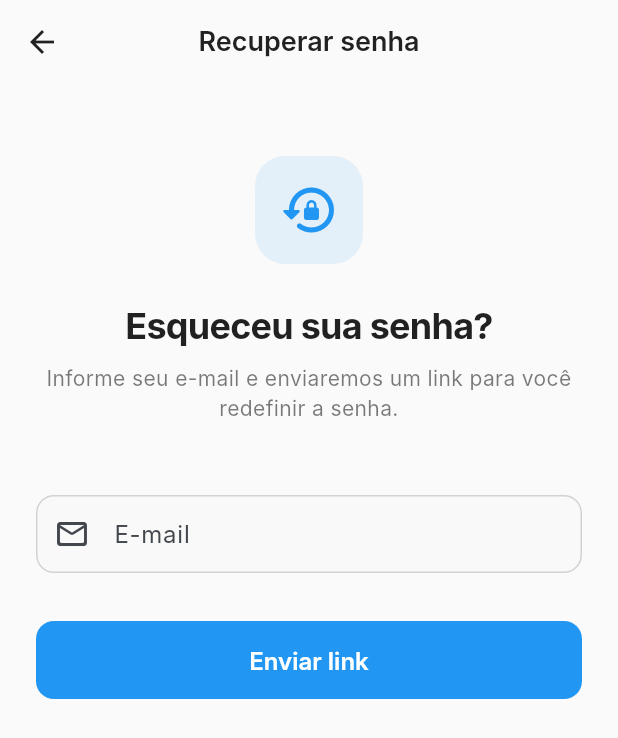
After one commit to red001-sys/Painel-afiliados, a Flutter app: the screen it shows after launch, after a tap on "Esqueceu sua senha?", on a phone screen of 412 x 824 dp. The commit adds this screen. Shown: the top 738 px of the screen. Run offline on Flutter 3.47's test engine with Material 3 defaults, Android fonts, the phone set to English and light mode, and no system bars; our stand-ins replace app_links, file_picker, fl_chart, flutter_riverpod, image_picker, share_plus and 3 more; accounts and stored records are empty; Roboto replaces fonts that are missing (Inter).

Commit message:
Add password recovery flow (email link via deep link)

```diff
--- a/lib/app.dart
+++ b/lib/app.dart
@@ -1,10 +1,12 @@
 import 'dart:async';
 
+import 'package:app_links/app_links.dart';
 import 'package:flutter/foundation.dart';
 import 'package:flutter/material.dart';
 import 'package:flutter_riverpod/flutter_riverpod.dart';
 import 'package:supabase_flutter/supabase_flutter.dart';
 
+import 'core/constants/app_config.dart';
 import 'core/routes/app_router.dart';
 import 'core/theme/app_theme.dart';
 import 'providers/admin_provider.dart';
@@ -25,6 +27,8 @@ class CJApp extends ConsumerStatefulWidget {
 
 class _CJAppState extends ConsumerState<CJApp> {
   late final StreamSubscription<AuthState> _authSubscription;
+  StreamSubscription<Uri>? _linkSubscription;
+  final _appLinks = AppLinks();
 
   @override
   void initState() {
@@ -52,14 +56,59 @@ class _CJAppState extends ConsumerState<CJApp> {
           debugPrint('[APP] signedIn');
         } else if (event == AuthChangeEvent.tokenRefreshed) {
           debugPrint('[APP] tokenRefreshed');
+        } else if (event == AuthChangeEvent.passwordRecovery) {
+          debugPrint('[APP] passwordRecovery → navigating to reset password');
+          if (mounted) {
+            Navigator.of(context).pushNamedAndRemoveUntil(
+              AppRouter.resetPassword,
+              (route) => false,
+            );
+          }
         }
       },
     );
+    _initDeepLinks();
+  }
+
+  Future<void> _initDeepLinks() async {
+    try {
+      final initialUri = await _appLinks.getInitialLink();
+      if (initialUri != null) {
+        debugPrint('[APP] Initial deep link: $initialUri');
+        _handleDeepLink(initialUri);
+      }
+      _linkSubscription = _appLinks.uriLinkStream.listen((uri) {
+        debugPrint('[APP] Deep link received: $uri');
+        _handleDeepLink(uri);
+      });
+    } catch (e) {
+      debugPrint('[APP] Deep link init error: $e');
+    }
+  }
+
+  void _handleDeepLink(Uri uri) async {
+    debugPrint('[APP] Deep link received: $uri');
+    try {
+      await Supabase.instance.client.auth.getSessionFromUrl(uri);
+      debugPrint('[APP] getSessionFromUrl OK');
+    } catch (e) {
+      debugPrint('[APP] getSessionFromUrl error (no auth tokens?): $e');
+    }
+    if (uri.scheme == AppConfig.passwordResetScheme) {
+      debugPrint('[APP] Password reset deep link detected');
+      if (mounted) {
+        Navigator.of(context).pushNamedAndRemoveUntil(
+          AppRouter.resetPassword,
+          (route) => false,
+        );
+      }
+    }
   }
 
   @override
   void dispose() {
     _authSubscription.cancel();
+    _linkSubscription?.cancel();
     super.dispose();
   }
 
--- a/lib/core/constants/app_config.dart
+++ b/lib/core/constants/app_config.dart
@@ -2,6 +2,15 @@ abstract final class AppConfig {
   static const String supabaseUrl = 'https://mrsddrnrngyqxaclcxmn.supabase.co';
 
   static const String supabaseAnonKey = 'eyJhbGciOiJIUzI1NiIsInR5cCI6IkpXVCJ9.eyJpc3MiOiJzdXBhYmFzZSIsInJlZiI6Im1yc2Rkcm5ybmd5cXhhY2xjeG1uIiwicm9sZSI6ImFub24iLCJpYXQiOjE3ODQxMTg3OTksImV4cCI6MjA5OTY5NDc5OX0.7n8p-JcFX93Sj28NshJVkLTGKc7QzaCy0mnP5QlAAOA';
+
+  /// Esquema de deep link usado no fluxo de recuperação de senha.
+  /// Precisa estar cadastrado em Supabase → Authentication → URL Configuration.
+  static const String passwordResetScheme = 'redstar';
+
+  static const String passwordResetHost = 'reset-password';
+
+  static String get passwordResetRedirectUrl =>
+      '$passwordResetScheme://$passwordResetHost';
 
   static void validate() {
     if (supabaseUrl.isEmpty) {
--- a/lib/core/routes/app_router.dart
+++ b/lib/core/routes/app_router.dart
@@ -4,6 +4,8 @@ import '../../screens/admin_shell/admin_shell_screen.dart';
 import '../../screens/admin/affiliate_detail/affiliate_detail_shell.dart';
 import '../../screens/dashboard/dashboard_screen.dart';
 import '../../screens/first_access/first_access_screen.dart';
+import '../../screens/forgot_password/forgot_password_screen.dart';
+import '../../screens/forgot_password/reset_password_screen.dart';
 import '../../screens/history/history_screen.dart';
 import '../../screens/login/login_screen.dart';
 import '../../screens/profile/profile_screen.dart';
@@ -13,6 +15,8 @@ abstract final class AppRouter {
   static const String splash = '/';
   static const String login = '/login';
   static const String firstAccess = '/first-access';
+  static const String forgotPassword = '/forgot-password';
+  static const String resetPassword = '/reset-password';
   static const String dashboard = '/dashboard';
   static const String history = '/history';
   static const String profile = '/profile';
@@ -27,6 +31,10 @@ abstract final class AppRouter {
         return _buildRoute(const LoginScreen(), settings);
       case firstAccess:
         return _buildRoute(const FirstAccessScreen(), settings);
+      case forgotPassword:
+        return _buildRoute(const ForgotPasswordScreen(), settings);
+      case resetPassword:
+        return _buildRoute(const ResetPasswordScreen(), settings);
       case dashboard:
         return _buildRoute(const DashboardScreen(), settings);
       case history:
--- a/lib/core/services/supabase_service.dart
+++ b/lib/core/services/supabase_service.dart
@@ -7,6 +7,7 @@ abstract final class SupabaseService {
     await Supabase.initialize(
       url: AppConfig.supabaseUrl,
       anonKey: AppConfig.supabaseAnonKey,
+      authFlowType: AuthFlowType.pkce,
     );
   }
 
--- /dev/null
+++ b/lib/screens/forgot_password/forgot_password_screen.dart
@@ -0,0 +1,159 @@
+import 'package:flutter/material.dart';
+import 'package:flutter_riverpod/flutter_riverpod.dart';
+
+import '../../core/constants/app_colors.dart';
+import '../../core/theme/app_theme.dart';
+import '../../providers/auth_provider.dart';
+
+class ForgotPasswordScreen extends ConsumerStatefulWidget {
+  const ForgotPasswordScreen({super.key});
+
+  @override
+  ConsumerState<ForgotPasswordScreen> createState() => _ForgotPasswordScreenState();
+}
+
+class _ForgotPasswordScreenState extends ConsumerState<ForgotPasswordScreen> {
+  final _emailController = TextEditingController();
+  final _formKey = GlobalKey<FormState>();
+
+  @override
+  void dispose() {
+    _emailController.dispose();
+    super.dispose();
+  }
+
+  void _handleSubmit() {
+    if (!_formKey.currentState!.validate()) return;
+    final email = _emailController.text.trim();
+    ref.read(passwordResetProvider.notifier).sendResetEmail(email);
+  }
+
+  @override
+  Widget build(BuildContext context) {
+    final colorScheme = Theme.of(context).colorScheme;
+    final state = ref.watch(passwordResetProvider);
+
+    ref.listen<PasswordResetState>(passwordResetProvider, (previous, next) {
+      if (next.error != null) {
+        ScaffoldMessenger.of(context).showSnackBar(
+          SnackBar(content: Text(next.error!), backgroundColor: AppColors.error),
+        );
+      }
+      if (next.success) {
+        ScaffoldMessenger.of(context).showSnackBar(
+          const SnackBar(
+            content: Text('Enviamos um link de redefinição para seu e-mail.'),
+            backgroundColor: AppColors.ecoGreen,
+          ),
+        );
+      }
+    });
+
+    return Scaffold(
+      appBar: AppBar(
+        title: const Text('Recuperar senha'),
+        centerTitle: true,
+      ),
+      body: SafeArea(
+        child: SingleChildScrollView(
+          padding: EdgeInsets.symmetric(horizontal: AppTheme.spacingLG),
+          child: Form(
+            key: _formKey,
+            child: Column(
+              crossAxisAlignment: CrossAxisAlignment.stretch,
+              children: [
+                SizedBox(height: AppTheme.spacingXXL),
+
+                Center(
+                  child: Container(
+                    width: 72,
+                    height: 72,
+                    decoration: BoxDecoration(
+                      color: AppColors.ecoGreen.withValues(alpha: 0.1),
+                      borderRadius: BorderRadius.circular(20),
+                    ),
+                    child: const Icon(
+                      Icons.lock_reset_rounded,
+                      size: 40,
+                      color: AppColors.ecoGreen,
+                    ),
+                  ),
+                ),
+                SizedBox(height: AppTheme.spacingLG),
+                Text(
+                  'Esqueceu sua senha?',
+                  textAlign: TextAlign.center,
+                  style: TextStyle(
+                    fontSize: 24,
+                    fontWeight: FontWeight.w700,
+                    color: colorScheme.onSurface,
+                    letterSpacing: -0.5,
+                  ),
+                ),
+                SizedBox(height: AppTheme.spacingSM),
+                Text(
+                  'Informe seu e-mail e enviaremos um link para você redefinir a senha.',
+                  textAlign: TextAlign.center,
+                  style: TextStyle(
+                    fontSize: 14,
+                    color: colorScheme.onSurface.withValues(alpha: 0.6),
+                  ),
+                ),
+                SizedBox(height: AppTheme.spacingXXL),
+
+                TextFormField(
+                  controller: _emailController,
+                  keyboardType: TextInputType.emailAddress,
+                  textInputAction: TextInputAction.done,
+                  enabled: !state.isLoading,
+                  onFieldSubmitted: (_) => _handleSubmit(),
+                  validator: (value) {
+                    if (value == null || value.trim().isEmpty) {
+                      return 'Informe seu email';
+                    }
+                    if (!value.contains('@')) return 'Email inválido';
+                    return null;
+                  },
+                  decoration: const InputDecoration(
+                    labelText: 'E-mail',
+                    hintText: 'seu@email.com',
+                    prefixIcon: Icon(Icons.mail_outline_rounded),
+                  ),
+                ),
+                SizedBox(height: AppTheme.spacingXL),
+
+                SizedBox(
+                  height: 52,
+                  child: ElevatedButton(
+                    onPressed: state.isLoading ? null : _handleSubmit,
+                    child: state.isLoading
+                        ? const SizedBox(
+                            width: 22,
+                            height: 22,
+                            child: CircularProgressIndicator(
+                              strokeWidth: 2.5,
+                              color: Colors.white,
+                            ),
+                          )
+                        : const Text('Enviar link'),
+                  ),
+                ),
+                SizedBox(height: AppTheme.spacingLG),
+
+                if (state.success)
+                  Text(
+                    'Verifique sua caixa de entrada (e o spam) e clique no link recebido.',
+                    textAlign: TextAlign.center,
+                    style: TextStyle(
+                      fontSize: 13,
+                      color: AppColors.ecoGreen,
+                    ),
+                  ),
+              ],
+            ),
+          ),
+        ),
+      ),
+    );
+  }
+}
--- a/lib/screens/login/login_screen.dart
+++ b/lib/screens/login/login_screen.dart
@@ -224,6 +224,15 @@ class _LoginScreenState extends ConsumerState<LoginScreen> {
               ),
               SizedBox(height: AppTheme.spacingMD),
 
+              // Forgot password
+              TextButton(
+                onPressed: loginState.isLoading
+                    ? null
+                    : () => Navigator.of(context).pushNamed(AppRouter.forgotPassword),
+                child: const Text('Esqueceu sua senha?'),
+              ),
+              SizedBox(height: AppTheme.spacingMD),
+
               // Footer
               Text(
                 'RedStar',
--- a/pubspec.yaml
+++ b/pubspec.yaml
@@ -42,6 +42,7 @@ dependencies:
   file_picker: ^8.1.4
   image_picker: ^1.1.2
   shared_preferences: ^2.3.0
+  app_links: ^6.4.0
 
 # Pinned below 2.3.0: that version switched path_provider_android's
 # internal implementation to JNI, which pulls in a CMake/NDK native build
```
Also changed, not shown: lib/providers/auth_provider.dart (+167 -0 lines), lib/repositories/auth_repository.dart (+16 -0 lines), lib/screens/forgot_password/reset_password_screen.dart (added, +196 -0 lines), 1 other file.
